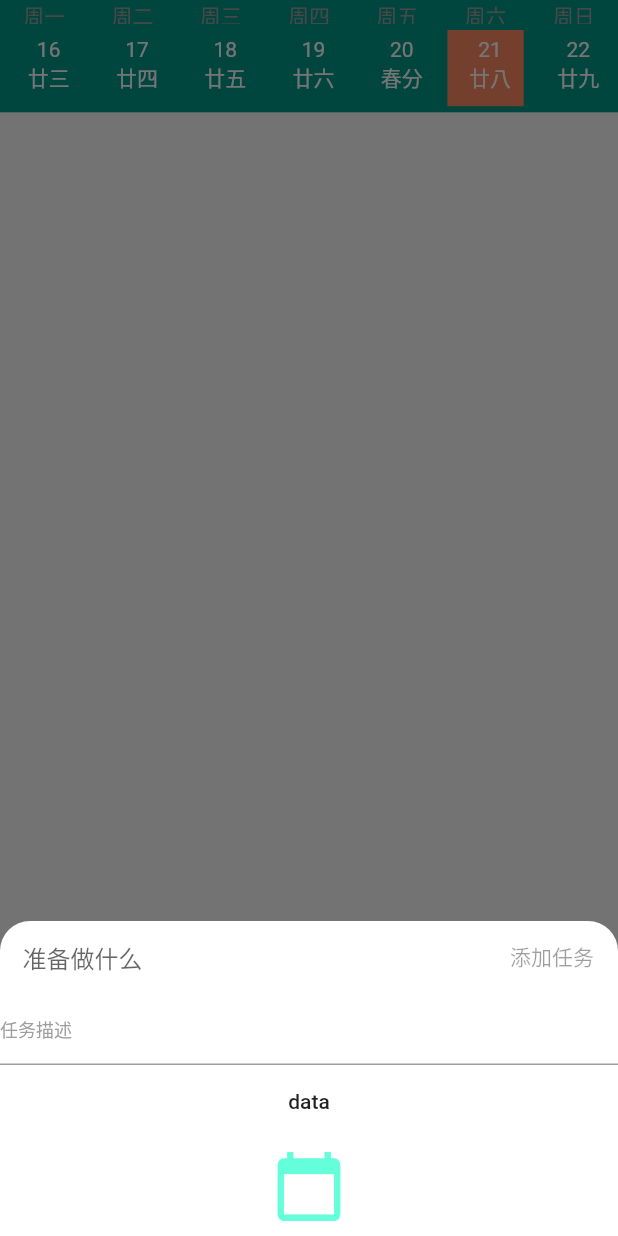
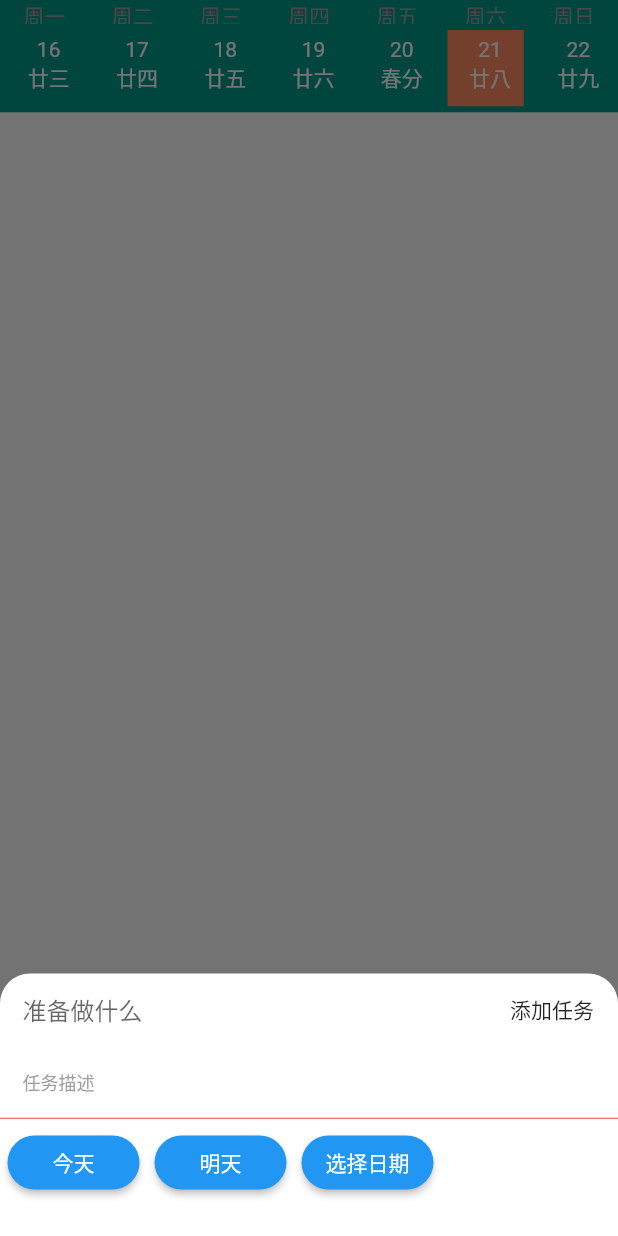
Before and after one commit to nodelinker/milestone, a Flutter app: the screen it shows after launch, after a tap on the "add" icon, on a phone screen of 412 x 824 dp. Run offline on Flutter 3.47's test engine with Material 2 defaults, Android fonts, the phone set to English and light mode, and no system bars; drawn by our look-alikes of table_calendar.

Commit message:
change modal bottom sheet

```diff
--- a/lib/widget/bottom_sheet.dart
+++ b/lib/widget/bottom_sheet.dart
@@ -50,10 +50,10 @@ Future buildShowModalBottomSheet(BuildContext context) {
                   Row(
                     textDirection: TextDirection.rtl,
                     children: <Widget>[
-                      FlatButton(onPressed: null, child: Text("添加任务")),
+                      FlatButton(onPressed: () {}, child: Text("添加任务")),
                       Expanded(
                           child: Padding(
-                        padding: const EdgeInsets.only(left:15.0),
+                        padding: const EdgeInsets.only(left: 15.0, right: 15),
                         child: TextFormField(
                           decoration: InputDecoration(
                               border: InputBorder.none, hintText: "准备做什么"),
@@ -62,6 +62,72 @@ Future buildShowModalBottomSheet(BuildContext context) {
                     ],
                   ),
 
+                  Row(textDirection: TextDirection.rtl, children: [
+                    Expanded(
+                        child: Padding(
+                      padding: const EdgeInsets.only(left: 15, right: 15),
+                      child: TextField(
+                        decoration: InputDecoration(
+                          border: InputBorder.none,
+                          hintText: "任务描述",
+                          hintStyle:
+                              TextStyle(fontSize: 12.0, color: Colors.grey),
+                        ),
+                      ),
+                    ))
+                  ]),
+
+                  Divider(
+                    height: 1.0,
+                    color: Colors.red,
+                  ),
+
+                  Row(
+                    mainAxisAlignment: MainAxisAlignment.start,
+                    children: <Widget>[
+                      Padding(
+                        padding: const EdgeInsets.all(5),
+                        child: RaisedButton(
+                          shape: StadiumBorder(),
+                          color: Colors.blue,
+                          splashColor: Colors.blueAccent,
+                          textColor: Colors.white,
+                          onPressed: () {},
+                          child: Text("今天"),
+                        ),
+                      ),
+                      Padding(
+                        padding: const EdgeInsets.all(5),
+                        child: RaisedButton(
+                          shape: StadiumBorder(),
+                          color: Colors.blue,
+                          splashColor: Colors.blueAccent,
+                          textColor: Colors.white,
+                          onPressed: () {},
+                          child: Text("明天"),
+                        ),
+                      ),
+                      Padding(
+                        padding: const EdgeInsets.all(5),
+                        child: RaisedButton(
+                          shape: StadiumBorder(),
+                          color: Colors.blue,
+                          splashColor: Colors.blueAccent,
+                          textColor: Colors.white,
+                          onPressed: () async {
+                            final DateTime pickedDate = await showDatePicker(
+                                context: context,
+                                initialDate: DateTime.now(),
+                                firstDate: DateTime(1970),
+                                lastDate: DateTime(2070),
+                                );
+                          },
+                          child: Text("选择日期"),
+                        ),
+                      ),
+                    ],
+                  ),
+                  SizedBox(height: 20.0)
                   // Row(
                   //   textDirection: TextDirection.rtl,
                   //   children: <Widget>[
@@ -75,27 +141,14 @@ Future buildShowModalBottomSheet(BuildContext context) {
                   //     ))
                   //   ],
                   // ),
-                  TextField(
-                    decoration: InputDecoration(
-                      hintText: "任务描述",
-                      hintStyle: TextStyle(fontSize: 12.0, color: Colors.grey),
-                    ),
-                  ),
-                  FlatButton(
-                    child: Text("data"),
-                    onPressed: () {},
-                  ),
-                  Row(
-                    mainAxisAlignment: MainAxisAlignment.spaceAround,
-                    children: <Widget>[
-                      IconButton(
-                        iconSize: 50,
-                        color: Colors.tealAccent,
-                        icon: Icon(Icons.calendar_today),
-                        onPressed: () {},
-                      )
-                    ],
-                  )
+
+                  // TextField(
+                  //   decoration: InputDecoration(
+                  //     hintText: "任务描述",
+                  //     hintStyle: TextStyle(fontSize: 12.0, color: Colors.grey),
+                  //     border: InputBorder.none
+                  //   ),
+                  // ),
                 ],
               ),
             ),
```
Also changed, not shown: pubspec.lock, 1 other file.
